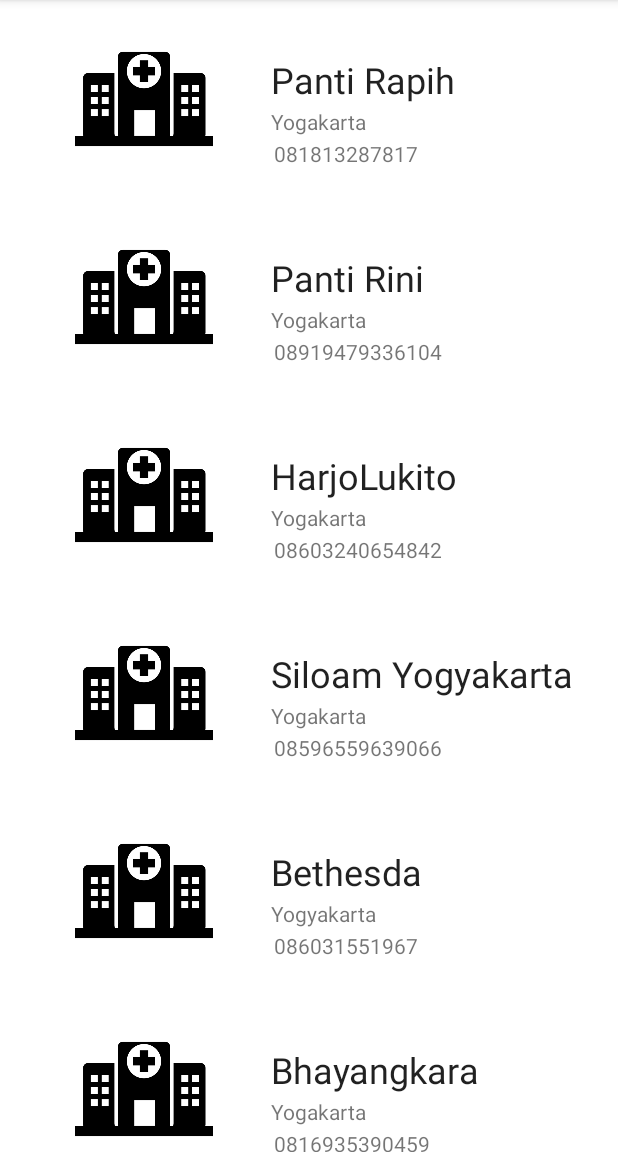
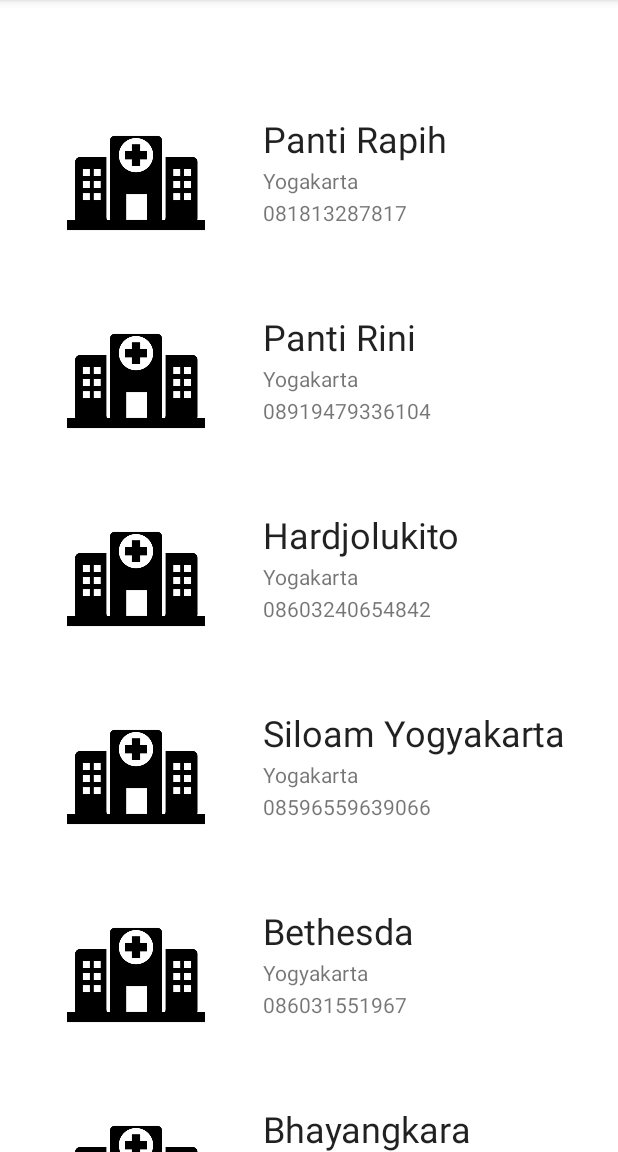
Before and after one commit to dumbgoat7/Tubes, an Android app: the fragment FragmentRS shown on its own in the app's theme, on a phone screen of 412 x 824 dp, the part 84-1236 px from its top. Run offline under Robolectric (Android 15) with nearby library versions, the phone set to English and light mode, and no system bars.

Commit message:
bottom nav + recycle view rs

```diff
--- a/app/src/main/AndroidManifest.xml
+++ b/app/src/main/AndroidManifest.xml
@@ -24,6 +24,9 @@
         <activity
             android:name=".RegisterActivity"
             android:exported="false"/>
+        <activity
+            android:name=".HomeActivity"
+            android:exported="false"/>
 
     </application>
 
--- a/app/src/main/java/com/example/tubespbp/FragmentRS.kt
+++ b/app/src/main/java/com/example/tubespbp/FragmentRS.kt
@@ -6,6 +6,7 @@ import androidx.fragment.app.Fragment
 import android.view.LayoutInflater
 import android.view.View
 import android.view.ViewGroup
+import androidx.fragment.app.FragmentActivity
 import androidx.recyclerview.widget.LinearLayoutManager
 import androidx.recyclerview.widget.RecyclerView
 import com.example.tubespbp.entity.RumahSakit
@@ -18,22 +19,22 @@ class FragmentRS : Fragment() {
     ): View? {
         return inflater.inflate(R.layout.fragment_rs, container, false)
     }
-    override fun
-            onViewCreated(view: View, savedInstanceState: Bundle?) {
+    override fun onViewCreated(view: View, savedInstanceState: Bundle?) {
         super.onViewCreated(view, savedInstanceState)
+        val layoutManager = LinearLayoutManager(context)
+//        this.FragmentActivity()?.setActionBar(R.layout.custom_action_bar)
 
-        val layoutManager = LinearLayoutManager(context)
         val listRS= arrayOf(
-            RumahSakit("Panti Rapih","Yogakarta","081813287817",R.id.iv_gambar),
-            RumahSakit("Panti Rini","Yogakarta","08919479336104",R.id.iv_gambar),
-            RumahSakit("HarjoLukito","Yogakarta","08603240654842",R.id.iv_gambar),
-            RumahSakit("Siloam Yogyakarta","Yogakarta","08596559639066",R.id.iv_gambar),
-            RumahSakit("Bethesda","Yogyakarta","086031551967",R.id.iv_gambar),
-            RumahSakit("Bhayangkara","Yogakarta","0816935390459",R.id.iv_gambar),
-            RumahSakit("Sardjito","Yogakarta","088945415657",R.id.iv_gambar),
-            RumahSakit("RS Umum Queen Latifa","Yogakarta","080876783617",R.id.iv_gambar),
-            RumahSakit("Hermina","Yogyakarta","084792101026",R.id.iv_gambar),
-            RumahSakit("RS Khusus Bedah Sinduadi","Yogakarta","084358242520",R.id.iv_gambar)
+            RumahSakit("Panti Rapih","Yogakarta","081813287817",R.drawable.hospital),
+            RumahSakit("Panti Rini","Yogakarta","08919479336104",R.drawable.hospital),
+            RumahSakit("Hardjolukito","Yogakarta","08603240654842",R.drawable.hospital),
+            RumahSakit("Siloam Yogyakarta","Yogakarta","08596559639066",R.drawable.hospital),
+            RumahSakit("Bethesda","Yogyakarta","086031551967",R.drawable.hospital),
+            RumahSakit("Bhayangkara","Yogakarta","0816935390459",R.drawable.hospital),
+            RumahSakit("Sardjito","Yogakarta","088945415657",R.drawable.hospital),
+            RumahSakit("RS Umum Queen Latifa","Yogakarta","080876783617",R.drawable.hospital),
+            RumahSakit("Hermina","Yogyakarta","084792101026", R.drawable.hospital),
+            RumahSakit("RS Khusus Bedah Sinduadi","Yogakarta","084358242520",R.drawable.hospital)
         )
 
         val adapter : RVRumahSakitAdapter = RVRumahSakitAdapter(listRS)
--- a/app/src/main/java/com/example/tubespbp/MainActivity.java
+++ /dev/null
@@ -1,6 +0,0 @@
-package com.example.tubespbp;
-
-import android.app.Activity;
-
-public class MainActivity extends Activity {
-}
--- a/app/src/main/java/com/example/tubespbp/RVRumahSakitAdapter.kt
+++ b/app/src/main/java/com/example/tubespbp/RVRumahSakitAdapter.kt
@@ -32,5 +32,6 @@ class RVRumahSakitAdapter(private val data:Array<RumahSakit>) : RecyclerView.Ada
         val tvNotelp  : TextView = itemView.findViewById(R.id.tv_noTelp)
         val ivgambar : ImageView = itemView.findViewById(R.id.iv_gambar)
 
+
     }
 }
--- a/app/src/main/res/layout/fragment_rs.xml
+++ b/app/src/main/res/layout/fragment_rs.xml
@@ -1,14 +1,29 @@
 <?xml version="1.0" encoding="utf-8"?>
 <androidx.constraintlayout.widget.ConstraintLayout xmlns:android="http://schemas.android.com/apk/res/android"
     xmlns:tools="http://schemas.android.com/tools"
+    xmlns:app="http://schemas.android.com/apk/res-auto"
     android:layout_width="match_parent"
     android:layout_height="match_parent"
     tools:context=".FragmentRS">
+
+    <androidx.appcompat.widget.Toolbar
+        android:id="@+id/toolbar"
+        android:layout_width="0dp"
+        android:layout_height="wrap_content"
+        android:background="#00008577"
+        android:minHeight="?attr/actionBarSize"
+        android:theme="?attr/actionBarTheme"
+        app:layout_constraintEnd_toEndOf="parent"
+        app:layout_constraintStart_toStartOf="parent"
+        app:layout_constraintTop_toTopOf="parent"/>
 
     <androidx.recyclerview.widget.RecyclerView
         android:id="@+id/rv_rs"
         android:layout_width="match_parent"
         android:layout_height="match_parent"
-        tools:listitem="@layout/rv_item_rs"/>
+        android:layout_marginTop="56dp"
+        app:layout_constraintTop_toBottomOf="@+id/toolbar"
+        tools:layout_editor_absoluteX="0dp"
+        tools:listitem="@layout/rv_item_rs" />
 
 </androidx.constraintlayout.widget.ConstraintLayout>
--- a/app/src/main/res/layout/rv_item_rs.xml
+++ b/app/src/main/res/layout/rv_item_rs.xml
@@ -11,10 +11,11 @@
         android:id="@+id/iv_gambar"
         android:layout_width="141dp"
         android:layout_height="92dp"
-        android:layout_marginStart="5dp"
         android:src="@drawable/hospital"
+        app:layout_constraintTop_toTopOf="parent"
         app:layout_constraintBottom_toBottomOf="parent"
-        app:layout_constraintStart_toStartOf="parent" />
+        tools:layout_editor_absoluteX="-10dp"
+        tools:ignore="MissingConstraints" />
 
     <TextView
         android:id="@+id/tv_nama_rs"
@@ -23,6 +24,7 @@
         android:layout_height="wrap_content"
         android:layout_marginStart="14dp"
         android:text="Nama RS"
+        app:layout_constraintTop_toTopOf="@+id/iv_gambar"
         app:layout_constraintStart_toEndOf="@+id/iv_gambar"
         app:layout_constraintBottom_toTopOf="@+id/tv_alamat" />
 
@@ -40,11 +42,12 @@
         android:id="@+id/tv_noTelp"
         android:layout_width="wrap_content"
         android:layout_height="wrap_content"
-        android:layout_marginStart="16dp"
+        android:layout_marginStart="14dp"
         android:layout_marginTop="2dp"
         android:text="Nomor Telpon"
         app:layout_constraintBottom_toBottomOf="parent"
         app:layout_constraintStart_toEndOf="@+id/iv_gambar"
-        app:layout_constraintTop_toBottomOf="@+id/tv_alamat" />
+        app:layout_constraintTop_toBottomOf="@+id/tv_alamat"
+        app:layout_constraintVertical_bias="0.0" />
 
 </androidx.constraintlayout.widget.ConstraintLayout>
```
Also changed, not shown: app/src/main/java/com/example/tubespbp/FragmentMainMenu.kt (added, +17 -0 lines), app/src/main/java/com/example/tubespbp/HomeActivity.kt (added, +37 -0 lines), app/src/main/java/com/example/tubespbp/LoginActivity.kt (+9 -5 lines), app/src/main/res/layout/activity_home.xml (added, +27 -0 lines), app/src/main/res/layout/custom_action_bar.xml (added, +42 -0 lines), app/src/main/res/layout/fragment_mainmenu.xml (renamed from app/src/main/res/layout/activity_homescreen.xml, +6 -8 lines).
